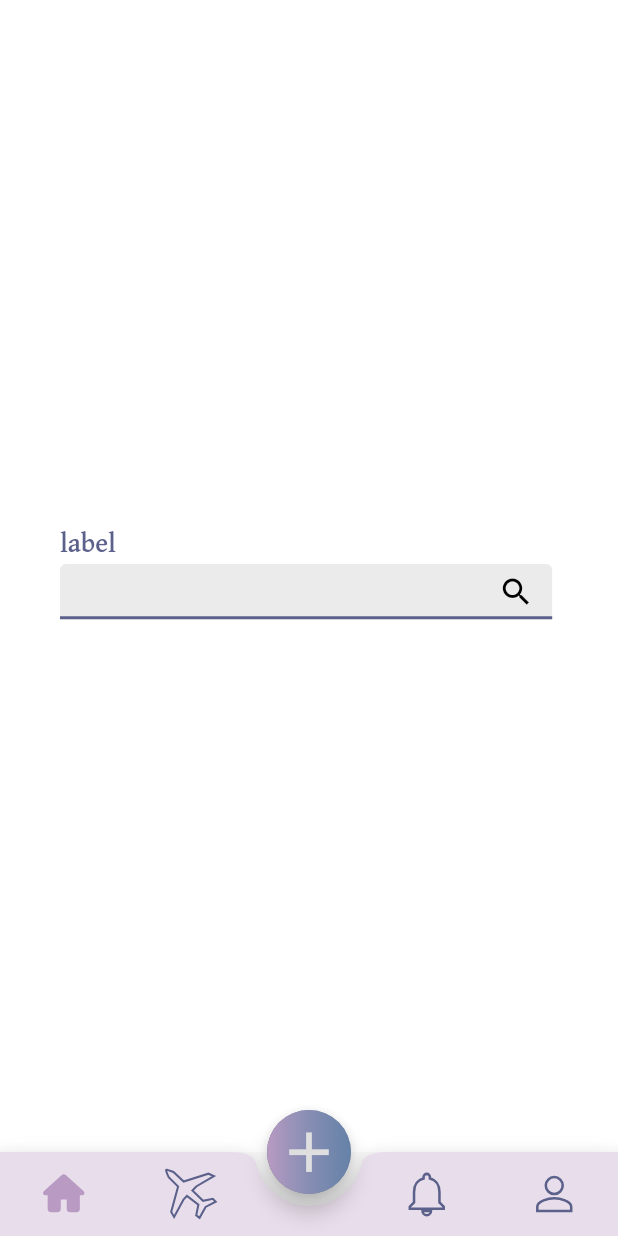
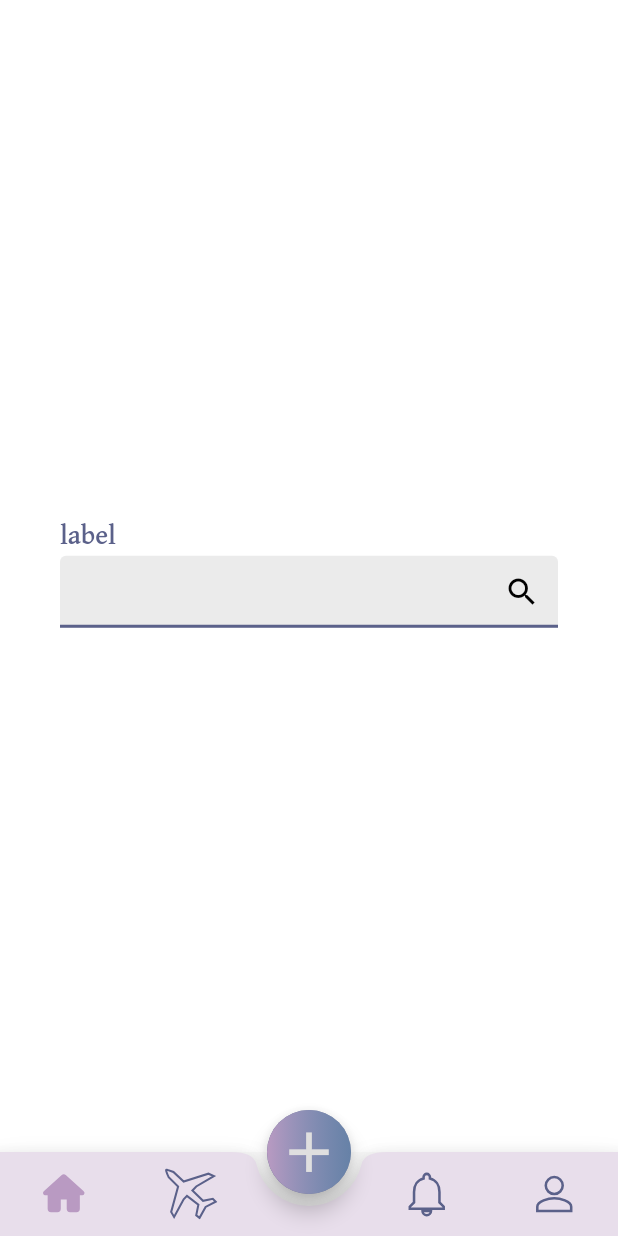
Before and after one commit to Amrmahmoud333/rafiq, a Flutter app: the screen it shows after launch, on a phone screen of 412 x 824 dp. Run offline on Flutter 3.47's test engine with Material 2 defaults, Android fonts, the phone set to English and light mode, and no system bars; drawn by our look-alikes of auto_size_text; our stand-ins replace bloc, device_preview, dio, flutter_bloc, flutter_svg; accounts and stored records are empty.

```diff
--- a/lib/views/router/app_router.dart
+++ b/lib/views/router/app_router.dart
@@ -34,7 +34,7 @@ class AppRouter {
       case LoginScreen.routeName:
         return MaterialPageRoute(builder: (_) => LoginScreen());
       case ProfileScreen.routeName:
-        return MaterialPageRoute(builder: (_) => const ProfileScreen());
+        return MaterialPageRoute(builder: (_) => ProfileScreen());
       case HomeScreen.routeName:
         return MaterialPageRoute(builder: (_) => HomeScreen());
       case TripScreen.routeName:
--- a/lib/views/shared/floation_action_button.dart
+++ b/lib/views/shared/floation_action_button.dart
@@ -1,4 +1,6 @@
 import 'package:flutter/material.dart';
+import 'package:flutter_bloc/flutter_bloc.dart';
+import 'package:rafiq/logic/cubit/profile_cubit/profile_cubit.dart';
 
 class CustomFloationActionButton extends StatelessWidget {
   const CustomFloationActionButton({
--- a/lib/views/shared/input_field2.dart
+++ b/lib/views/shared/input_field2.dart
@@ -44,10 +44,7 @@ class InputField2 extends StatelessWidget {
         SizedBox(
           height: height(4),
         ),
-        SizedBox(
-          height: height(38),
-          width: width(313),
-          child: TextFormField(
+        TextFormField(
           style: Theme.of(context).textTheme.headline6,
           obscureText: obscureText,
           keyboardType: keyboardType,
@@ -73,7 +70,6 @@ class InputField2 extends StatelessWidget {
             ),
           ),
         ),
-        ),
       ],
     );
   }
```
Also changed, not shown: lib/views/profile/screens/profile_screen.dart (+17 -4 lines), lib/views/profile/widgets/profile_home.dart (+4 -5 lines). Lines whose indentation alone changed are shown as unchanged.
